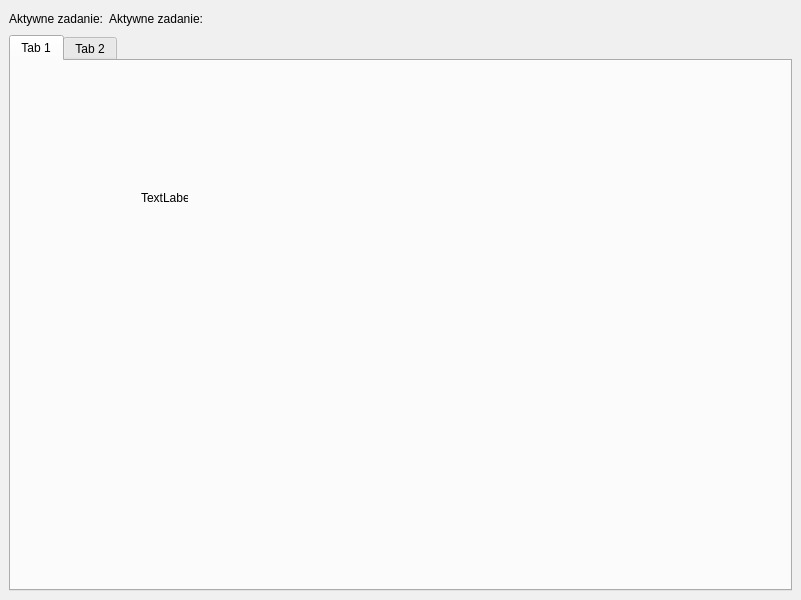
The window that Forms/mainwin.ui (CodeBau/WiP) describes before a commit, drawn with Qt 5.
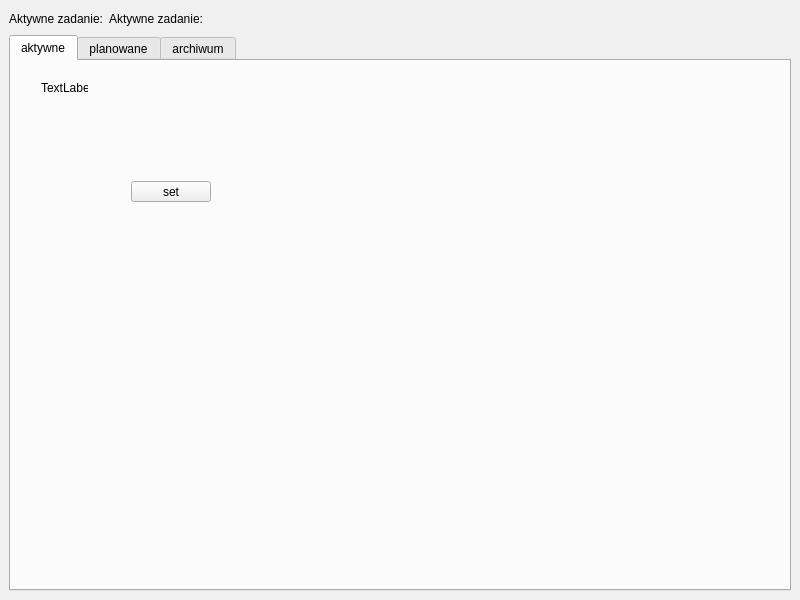
The same window after the commit. The open tabs and pages were chosen to show the change.

Commit message: solving the problem of sensitive data menubar for MainWin Readme file add

The edit to the form file:
```diff
--- a/Forms/mainwin.ui
+++ b/Forms/mainwin.ui
@@ -9,12 +9,12 @@
    <rect>
     <x>0</x>
     <y>0</y>
-    <width>801</width>
+    <width>800</width>
     <height>600</height>
    </rect>
   </property>
   <property name="sizePolicy">
-   <sizepolicy hsizetype="Expanding" vsizetype="Expanding">
+   <sizepolicy hsizetype="Maximum" vsizetype="Maximum">
     <horstretch>0</horstretch>
     <verstretch>0</verstretch>
    </sizepolicy>
@@ -45,6 +45,12 @@
    <set>QMainWindow::AllowTabbedDocks</set>
   </property>
   <widget class="QWidget" name="centralwidget">
+   <property name="sizePolicy">
+    <sizepolicy hsizetype="Maximum" vsizetype="Maximum">
+     <horstretch>0</horstretch>
+     <verstretch>0</verstretch>
+    </sizepolicy>
+   </property>
    <layout class="QGridLayout" name="gridLayout">
     <item row="0" column="0">
      <widget class="QLabel" name="label_3">
@@ -75,18 +81,24 @@
     </item>
     <item row="1" column="0" colspan="3">
      <widget class="QTabWidget" name="tabWidget">
+      <property name="sizePolicy">
+       <sizepolicy hsizetype="Preferred" vsizetype="Expanding">
+        <horstretch>0</horstretch>
+        <verstretch>0</verstretch>
+       </sizepolicy>
+      </property>
       <property name="currentIndex">
        <number>1</number>
       </property>
       <widget class="QWidget" name="tab">
        <attribute name="title">
-        <string>Tab 1</string>
+        <string>aktywne</string>
        </attribute>
        <widget class="QLabel" name="label">
         <property name="geometry">
          <rect>
-          <x>130</x>
-          <y>130</y>
+          <x>30</x>
+          <y>20</y>
           <width>47</width>
           <height>13</height>
          </rect>
@@ -95,10 +107,28 @@
          <string>TextLabel</string>
         </property>
        </widget>
+       <widget class="QPushButton" name="pushButton">
+        <property name="geometry">
+         <rect>
+          <x>120</x>
+          <y>120</y>
+          <width>80</width>
+          <height>21</height>
+         </rect>
+        </property>
+        <property name="text">
+         <string>set</string>
+        </property>
+       </widget>
       </widget>
       <widget class="QWidget" name="tab_2">
        <attribute name="title">
-        <string>Tab 2</string>
+        <string>planowane</string>
+       </attribute>
+      </widget>
+      <widget class="QWidget" name="MainWin_tab_archiv">
+       <attribute name="title">
+        <string>archiwum</string>
        </attribute>
        <widget class="QLabel" name="label_2">
         <property name="geometry">
```
Left out of the diff: 61 changed lines with no effect on the pictures. The commit also changes 26 other files.
